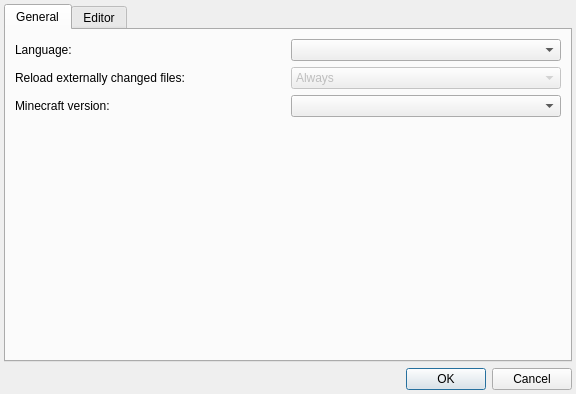
Before: the Qt Designer form src/settingsdialog.ui in IoeCmcomc/MCDatapacker, drawn with Qt 5.
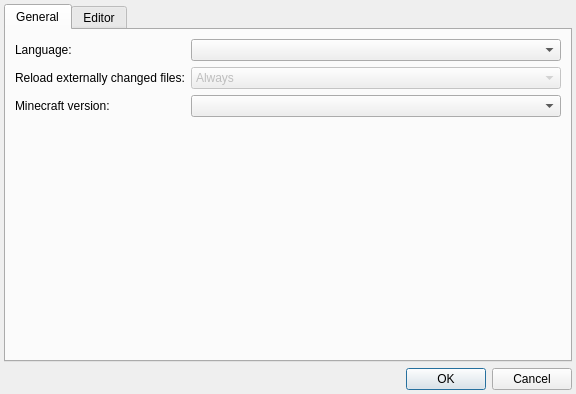
After: the same form once the commit is applied. The open tabs and pages were chosen to show the change.

Commit message: [Impl] Make tab size in the code editor changeable and allow Tab characters to be inserted as spaces

The edit to the form file:
```diff
--- a/src/settingsdialog.ui
+++ b/src/settingsdialog.ui
@@ -45,41 +45,25 @@
       <attribute name="title">
        <string>General</string>
       </attribute>
-      <layout class="QGridLayout" name="gridLayout_2">
-       <item row="0" column="2" colspan="2">
+      <layout class="QFormLayout" name="formLayout_2">
+       <item row="0" column="0">
+        <widget class="QLabel" name="label">
+         <property name="text">
+          <string>Language:</string>
+         </property>
+        </widget>
+       </item>
+       <item row="0" column="1">
         <widget class="QComboBox" name="languageCombo"/>
        </item>
-       <item row="2" column="0" colspan="2">
-        <widget class="QLabel" name="label_6">
-         <property name="text">
-          <string>Minecraft version:</string>
-         </property>
-        </widget>
-       </item>
-       <item row="2" column="2" colspan="2">
-        <widget class="QComboBox" name="gameVersionCombo"/>
-       </item>
-       <item row="3" column="0" colspan="4">
-        <spacer name="verticalSpacer">
-         <property name="orientation">
-          <enum>Qt::Vertical</enum>
-         </property>
-         <property name="sizeHint" stdset="0">
-          <size>
-           <width>20</width>
-           <height>40</height>
-          </size>
-         </property>
-        </spacer>
-       </item>
-       <item row="1" column="0" colspan="2">
+       <item row="1" column="0">
         <widget class="QLabel" name="label_2">
          <property name="text">
           <string>Reload externally changed files:</string>
          </property>
         </widget>
        </item>
-       <item row="1" column="2" colspan="2">
+       <item row="1" column="1">
         <widget class="QComboBox" name="reloadExternChangesCombo">
          <property name="enabled">
           <bool>false</bool>
@@ -101,13 +85,16 @@
          </item>
         </widget>
        </item>
-       <item row="0" column="0" colspan="2">
-        <widget class="QLabel" name="label">
+       <item row="2" column="0">
+        <widget class="QLabel" name="label_6">
          <property name="text">
-          <string>Language:</string>
+          <string>Minecraft version:</string>
          </property>
         </widget>
        </item>
+       <item row="2" column="1">
+        <widget class="QComboBox" name="gameVersionCombo"/>
+       </item>
       </layout>
      </widget>
      <widget class="QWidget" name="editorTab">
```
Left out of the diff: 34 changed lines with no effect on the pictures. The commit also changes 5 other files.
